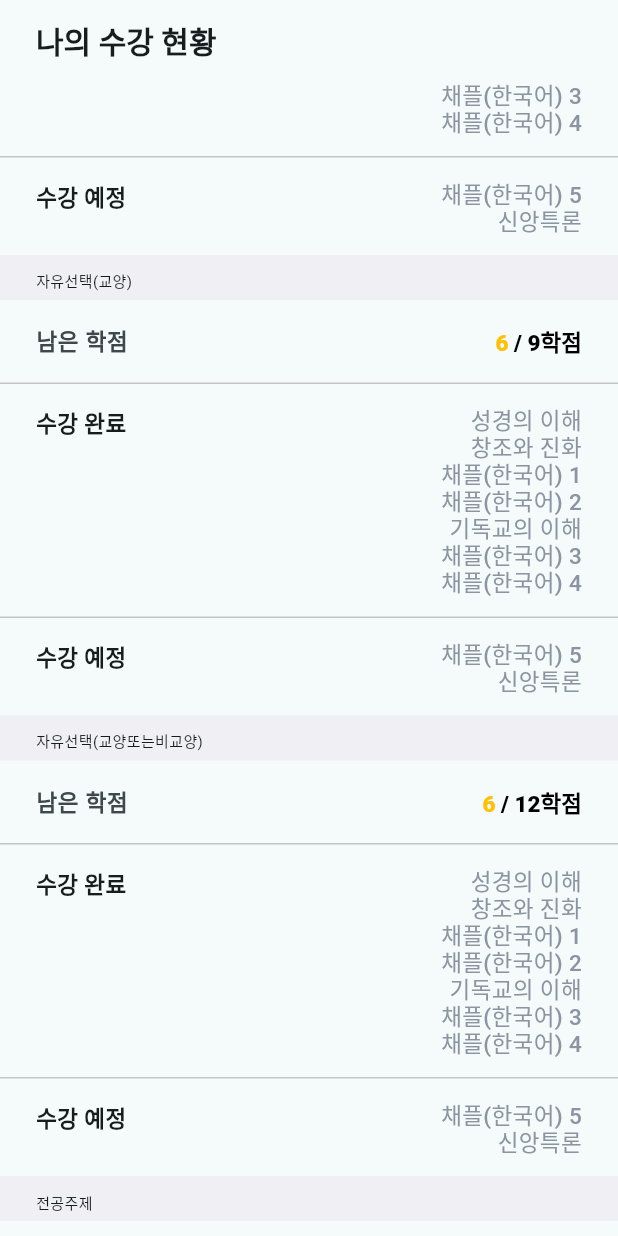
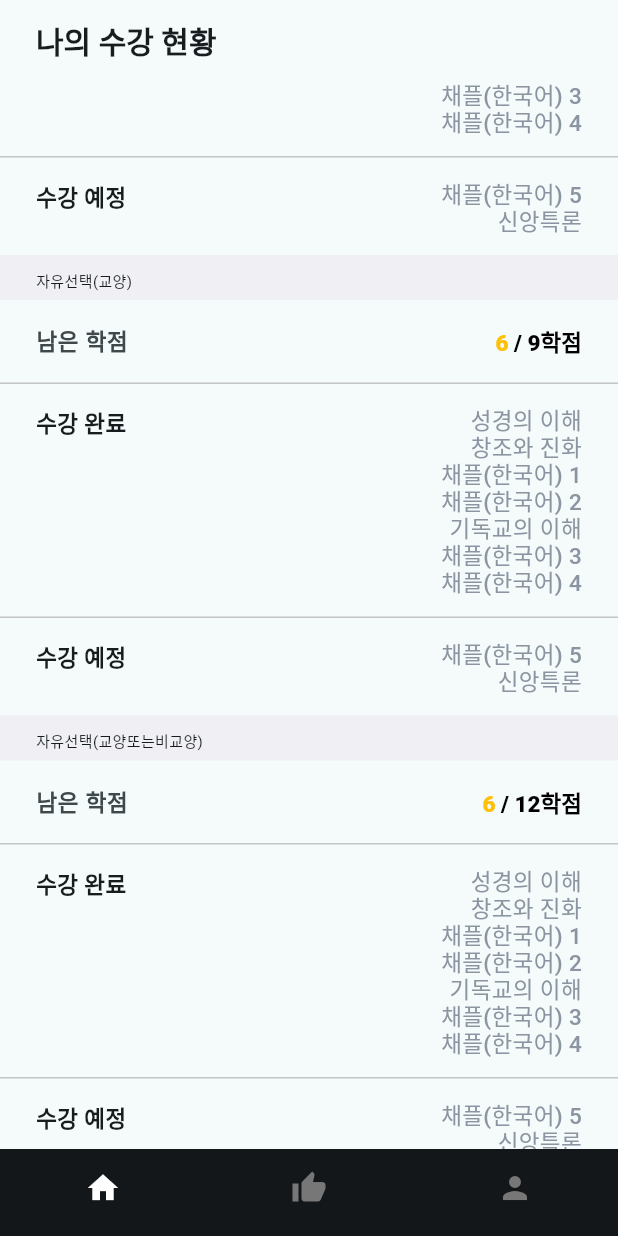
Before and after one commit to hanmo2000110/GraduationLion, a Flutter app: the screen it shows after launch, scrolled down 1728 dp, on a phone screen of 412 x 824 dp. Run offline on Flutter 3.47's test engine with Material 2 defaults, Android fonts, the phone set to English and light mode, and no system bars.

Commit message:
BottomNavigationBar 추가

```diff
--- a/lib/main.dart
+++ b/lib/main.dart
@@ -1,5 +1,5 @@
 import 'package:flutter/material.dart';
-import 'home.dart';
+import 'navigationPage.dart';
 
 void main() {
   runApp(const MyApp());
@@ -14,10 +14,14 @@ class MyApp extends StatelessWidget {
       debugShowCheckedModeBanner: false,
       title: 'MyUIBuilding',
       theme: ThemeData(
+        // 아이콘 클릭 시 물결 효과 없애기
+        splashColor: Colors.transparent,
+        highlightColor: Colors.transparent,
+
         colorScheme: ColorScheme.fromSeed(seedColor: Colors.white),
         useMaterial3: true,
       ),
-      home: const HomePage(),
+      home: const NavigationPage(),
     );
   }
 }
--- /dev/null
+++ b/lib/navigationPage.dart
@@ -0,0 +1,58 @@
+import 'package:flutter/material.dart';
+import 'home.dart';
+import 'recommend.dart';
+import 'mypage.dart';
+
+class NavigationPage extends StatefulWidget {
+  const NavigationPage({super.key});
+
+  @override
+  State<NavigationPage> createState() => NavigationPageState();
+}
+
+class NavigationPageState extends State<NavigationPage> {
+  int _selectedIndex = 0;
+  static List<Widget> pages = <Widget>[
+    const HomePage(),
+    const RecommendPage(),
+    const MyPage(),
+  ];
+
+  void _onItemTapped(int index) {
+    setState(() {
+      _selectedIndex = index;
+    });
+  }
+
+  @override
+  Widget build(BuildContext context) {
+    return Scaffold(
+      body: pages[_selectedIndex],
+      bottomNavigationBar: BottomNavigationBar(
+        showSelectedLabels: false,
+        showUnselectedLabels: false,
+        elevation: 0.0,
+        iconSize: 24,
+        items: const <BottomNavigationBarItem>[
+          BottomNavigationBarItem(
+            icon: Icon(Icons.home),
+            label: 'HOME',
+          ),
+          BottomNavigationBarItem(
+            icon: Icon(Icons.thumb_up),
+            label: 'RECOMMEND',
+          ),
+          BottomNavigationBarItem(
+            icon: Icon(Icons.person),
+            label: 'USER',
+          ),
+        ],
+        currentIndex: _selectedIndex,
+        backgroundColor: const Color(0xff14171A),
+        selectedItemColor: Colors.white,
+        unselectedItemColor: const Color(0xff777777),
+        onTap: _onItemTapped,
+      ),
+    );
+  }
+}
```
Also changed, not shown: lib/mypage.dart (added, +42 -0 lines), lib/recommend.dart (added, +42 -0 lines).
